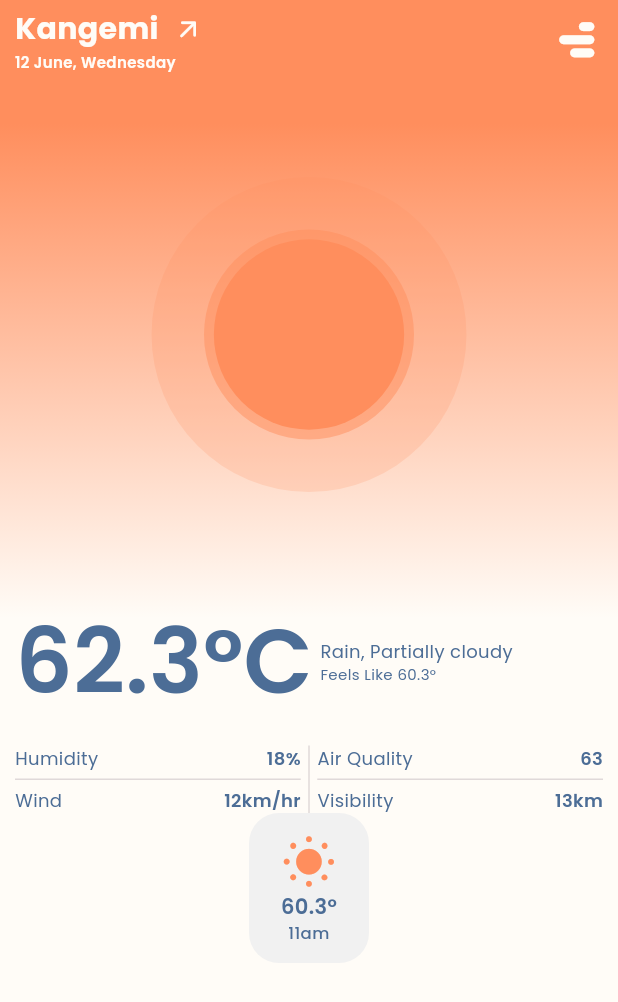
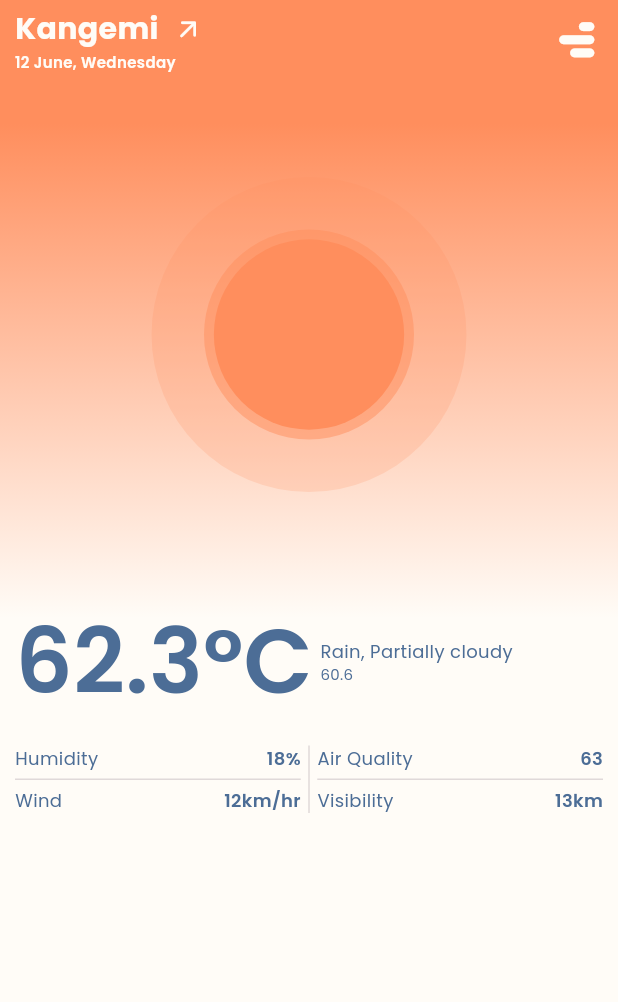
Before and after one commit to captainEdins/njeve, a Flutter app: the HomePage screen opened directly, on a phone screen of 412 x 824 dp. Shown: the top 1002 px of the screen. Run offline on Flutter 3.47's test engine with Material 3 defaults, Android fonts, the light colour scheme and no system bars; our stand-ins replace geocoding, geolocator, lottie, permission_handler, shared_preferences, smooth_page_indicator; accounts and stored records are empty.

Commit message:
i have made updates

```diff
--- a/lib/pages/homePage.dart
+++ b/lib/pages/homePage.dart
@@ -1,9 +1,13 @@
 import 'package:flutter/cupertino.dart';
 import 'package:flutter/material.dart';
 import 'package:flutter/widgets.dart';
+import 'package:geocoding/geocoding.dart';
+import 'package:geolocator/geolocator.dart';
 import 'package:intl/intl.dart';
 import 'package:lottie/lottie.dart';
+import 'package:njeve/dialog/dialogGood.dart';
 import 'package:njeve/resources/color.dart';
+import 'package:shared_preferences/shared_preferences.dart';
 
 class HomePage extends StatefulWidget {
   const HomePage({super.key});
@@ -14,6 +18,25 @@ class HomePage extends StatefulWidget {
 
 class _HomePageState extends State<HomePage> {
   Color topColor = ColorList.sunColor;
+
+  //this are the default values as the data loads for the first time but the next time will load on cached data
+  var region = "Kangemi";
+  var temperature = "62.3";
+  var condition = "Rain, Partially cloudy";
+  var feel = "60.6";
+  var humidity = "18";
+  var wind = "12";
+  var airQuality = "63";
+  var visibility = "13";
+
+  //this are the default values as the data loads for the first time but the next time will load on cached data
+
+
+  @override
+  void initState() {
+    super.initState();
+    getPlaceName();
+  }
 
   @override
   Widget build(BuildContext context) {
@@ -37,9 +60,11 @@ class _HomePageState extends State<HomePage> {
                   children: [
                     iconLottie(),
                     feelsLikeTemp(),
-                    const SizedBox(height: 13,),
+                    const SizedBox(
+                      height: 13,
+                    ),
                     otherReads(),
-                    listHourReadings()
+                    // listHourReadings()
                   ],
                 ),
               ),
@@ -67,20 +92,20 @@ class _HomePageState extends State<HomePage> {
             mainAxisAlignment: MainAxisAlignment.start,
             crossAxisAlignment: CrossAxisAlignment.start,
             children: [
-              const Row(
+              Row(
                 children: [
                   Text(
-                    "Kangemi",
+                    region,
                     textAlign: TextAlign.center,
-                    style: TextStyle(
+                    style: const TextStyle(
                         fontWeight: FontWeight.w700,
                         color: ColorList.backgroundColor,
                         fontSize: 20),
                   ),
-                  SizedBox(
+                  const SizedBox(
                     width: 10,
                   ),
-                  Icon(
+                  const Icon(
                     Icons.arrow_outward_rounded,
                     color: ColorList.backgroundColor,
                     size: 20,
@@ -116,37 +141,39 @@ class _HomePageState extends State<HomePage> {
     return Lottie.asset("lottie/sun.json", width: 350, height: 350);
   }
 
-
-  Widget feelsLikeTemp(){
-    return const Padding(
-      padding: EdgeInsets.only(left: 10, right: 10),
+  Widget feelsLikeTemp() {
+    return Padding(
+      padding: const EdgeInsets.only(left: 10, right: 10),
       child: Row(
         children: [
           Text(
-            "62.3°C",
+            "$temperature°C",
             textAlign: TextAlign.center,
-            style: TextStyle(
+            style: const TextStyle(
                 fontWeight: FontWeight.w600,
                 color: ColorList.textColor,
                 fontSize: 60),
           ),
-          SizedBox(width: 5,),
-          Expanded(child: Column(
+          const SizedBox(
+            width: 5,
+          ),
+          Expanded(
+              child: Column(
             mainAxisAlignment: MainAxisAlignment.start,
             crossAxisAlignment: CrossAxisAlignment.start,
             children: [
               Text(
-                "Rain, Partially cloudy",
+                condition,
                 textAlign: TextAlign.center,
-                style: TextStyle(
+                style: const TextStyle(
                     fontWeight: FontWeight.w400,
                     color: ColorList.textColor,
                     fontSize: 12),
               ),
               Text(
-                "Feels Like 60.3°",
+                feel,
                 textAlign: TextAlign.center,
-                style: TextStyle(
+                style: const TextStyle(
                     fontWeight: FontWeight.w400,
                     color: ColorList.textColor,
                     fontSize: 10),
@@ -158,7 +185,7 @@ class _HomePageState extends State<HomePage> {
     );
   }
 
-  Widget textItems({required String key,required String value}){
+  Widget textItems({required String key, required String value}) {
     return Row(
       mainAxisAlignment: MainAxisAlignment.spaceBetween,
       children: [
@@ -182,9 +209,9 @@ class _HomePageState extends State<HomePage> {
     );
   }
 
-  Widget otherReads(){
+  Widget otherReads() {
     return Padding(
-      padding: const EdgeInsets.only(left: 10,right: 10),
+      padding: const EdgeInsets.only(left: 10, right: 10),
       child: IntrinsicHeight(
         child: Row(
           children: [
@@ -192,27 +219,39 @@ class _HomePageState extends State<HomePage> {
               child: IntrinsicWidth(
                 child: Column(
                   children: [
-                    textItems(key: 'Humidity', value: '18%'),
-                    const SizedBox(height: 5,),
+                    textItems(key: 'Humidity', value: '$humidity%'),
+                    const SizedBox(
+                      height: 5,
+                    ),
                     Container(height: 1, color: ColorList.cardTestColor),
-                    const SizedBox(height: 5,),
-                    textItems(key: 'Wind', value: '12km/hr'),
+                    const SizedBox(
+                      height: 5,
+                    ),
+                    textItems(key: 'Wind', value: '${wind}km/hr'),
                   ],
                 ),
               ),
             ),
-            const SizedBox(width: 5,),
+            const SizedBox(
+              width: 5,
+            ),
             Container(width: 1, color: ColorList.cardTestColor),
-            const SizedBox(width: 5,),
+            const SizedBox(
+              width: 5,
+            ),
             Expanded(
               child: IntrinsicWidth(
                 child: Column(
                   children: [
-                    textItems(key: 'Air Quality', value: '63'),
-                    const SizedBox(height: 5,),
+                    textItems(key: 'Air Quality', value: airQuality),
+                    const SizedBox(
+                      height: 5,
+                    ),
                     Container(height: 1, color: ColorList.cardTestColor),
-                    const SizedBox(height: 5,),
-                    textItems(key: 'Visibility', value: '13km'),
+                    const SizedBox(
+                      height: 5,
+                    ),
+                    textItems(key: 'Visibility', value: '${visibility}km'),
                   ],
                 ),
               ),
@@ -223,7 +262,6 @@ class _HomePageState extends State<HomePage> {
     );
   }
 
-
   //sun_min_fill -- sun
   //cloud_sun_fill -- sun and clouds
   //cloud_sun_rain_fill -- sun and rain
@@ -231,15 +269,13 @@ class _HomePageState extends State<HomePage> {
   //cloud_moon_fill -- moon and clouds
   //cloud_fill -- clouds
 
-  Widget listHourReadings(){
+  Widget listHourReadings() {
     return Column(
-      children: [
-        hourReadings()
-      ],
+      children: [hourReadings()],
     );
   }
 
-  Widget hourReadings(){
+  Widget hourReadings() {
     return Container(
       width: 80,
       height: 100,
@@ -276,4 +312,123 @@ class _HomePageState extends State<HomePage> {
     );
   }
 
+
+  //get the current location
+
+  Future<Position> determinePosition() async {
+    bool serviceEnabled;
+    LocationPermission permission;
+
+    // Test if location services are enabled.
+    serviceEnabled = await Geolocator.isLocationServiceEnabled();
+    if (!serviceEnabled) {
+
+      showAlertDialogGood(title: "Error!", buttonOk: buttonErrorSuccessful(takeMessage: "Error!"), message: "Location services are disabled.");
+      return Future.error('Location services are disabled.');
+    }
+
+    permission = await Geolocator.checkPermission();
+    if (permission == LocationPermission.denied) {
+      permission = await Geolocator.requestPermission();
+      if (permission == LocationPermission.denied) {
+        // Permissions are denied, next time you could try
+        // requesting permissions again (this is also where
+        // Android's shouldShowRequestPermissionRationale
+        // returned true. According to Android guidelines
+        // your App should show an explanatory UI now.
+
+        showAlertDialogGood(title: "Error!", buttonOk: buttonErrorSuccessful(takeMessage: "Error!"), message: "Location services are denied.");
+
+        return Future.error('Location permissions are denied');
+      }
+    }
+
+    if (permission == LocationPermission.deniedForever) {
+      // Permissions are denied forever, handle appropriately.
+      showAlertDialogGood(title: "Error!", buttonOk: buttonErrorSuccessful(takeMessage: "Error!"), message: "Location permissions are permanently denied, we cannot request permissions. Go to setting and activate the permission from there.");
+
+
+      return Future.error(
+          'Location permissions are permanently denied, we cannot request permissions.');
+    }
+
+    // When we reach here, permissions are granted and we can
+    // continue accessing the position of the device.
+    return await Geolocator.getCurrentPosition();
+  }
+
+  showAlertDialogGood({required String message, required Widget buttonOk, required String title}) async {
+    showDialog(
+      context: context,
+      barrierDismissible: false,
+      builder: (BuildContext context) {
+        return DialogGood(message: message, title: title,buttons: buttonOk,);
+      },
+    );
+  }
+
+  Widget buttonErrorSuccessful({required String takeMessage}) {
+    return Row(
+      children: [
+        Expanded(
+          child: InkWell(
+            onTap: () async {
+              Navigator.pop(context);
+            },
+            child: Container(
+              padding: const EdgeInsets.all(15),
+              alignment: Alignment.center,
+              width: MediaQuery.of(context).size.width,
+              decoration: BoxDecoration(
+                color:
+                takeMessage == 'Success!' ? ColorList.green : ColorList.red,
+                borderRadius: BorderRadius.circular(10),
+              ),
+              child: const Text(
+                'ok',
+                style: TextStyle(
+                  color: ColorList.white,
+                  fontSize: 16,
+                  fontWeight: FontWeight.w300,
+                ),
+              ),
+            ),
+          ),
+        ),
+      ],
+    );
+  }
+
+
+  //convert the lat and long to name address
+
+  getPlaceName() async {
+    Position position = await determinePosition();
+
+    final latitude = position.latitude;
+    final longitude = position.longitude;
+
+    List<Placemark> placeMarks = await placemarkFromCoordinates(latitude, longitude);
+
+    print(placeMarks);
+
+  }
+
+  //get the current location
+
+  //know i start fetching the data from my api
+
+  checkLocalData() async {
+    final prefs = await SharedPreferences.getInstance();
+    final getForecast = prefs.getString('data') ?? '';
+
+    if(getForecast.isEmpty){
+
+    }
+  }
+
+  fetchDataFromAPI(){
+
+  }
+
 }
--- a/pubspec.yaml
+++ b/pubspec.yaml
@@ -41,6 +41,7 @@ dependencies:
   geolocator: ^8.0.1
   intl: ^0.17.0
   lottie: ^1.2.1
+  geocoding: ^3.0.0
 
 dev_dependencies:
   flutter_test:
```
Also changed, not shown: pubspec.lock.
